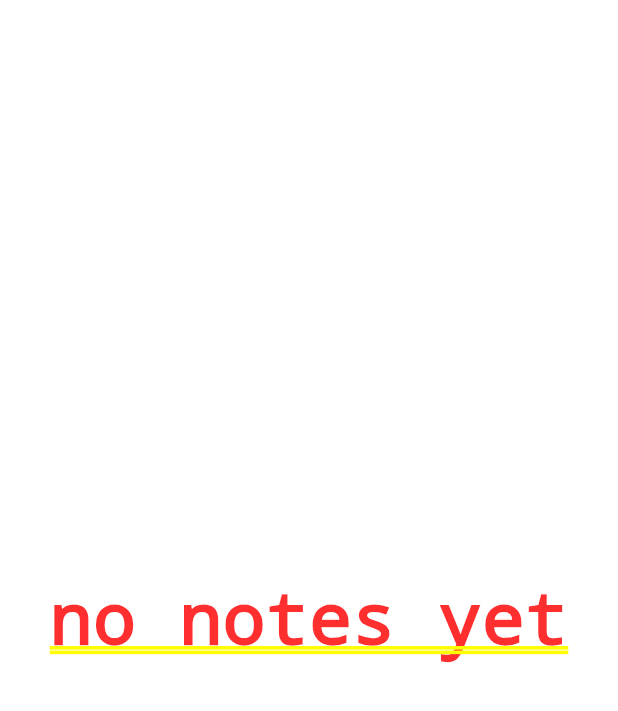
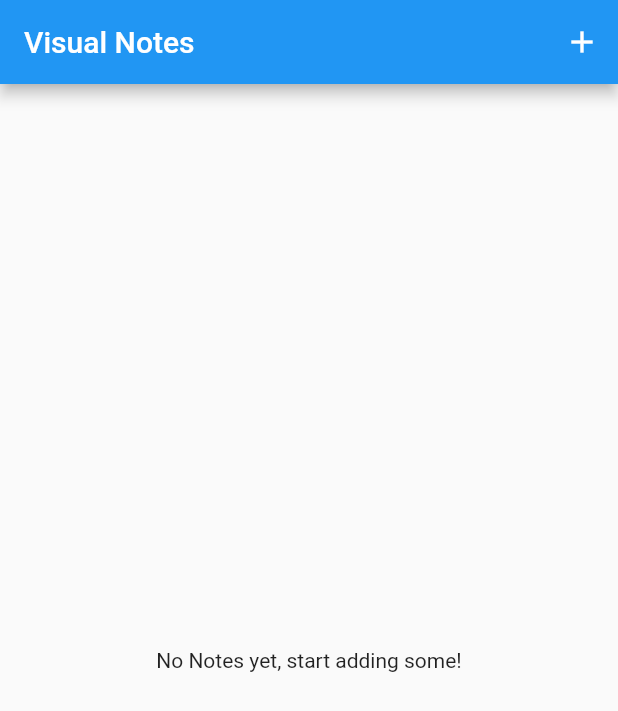
Before and after one commit to a-khaled/visual_notes, a Flutter app: the screen it shows after launch, on a phone screen of 412 x 824 dp. Shown: the top 711 px of the screen. Run offline on Flutter 3.47's test engine with Material 2 defaults, Android fonts, the phone set to English and light mode, and no system bars.

Commit message:
added add notes screen and note model

```diff
--- a/lib/main.dart
+++ b/lib/main.dart
@@ -1,4 +1,7 @@
 import 'package:flutter/material.dart';
+import 'package:visual_notes/screens/add_notes_screen.dart';
+
+import './screens/notes_list_screen.dart';
 
 void main() {
   runApp(MyApp());
@@ -13,8 +16,11 @@ class MyApp extends StatelessWidget {
       theme: ThemeData(
         primarySwatch: Colors.blue,
       ),
-      home: Center(child:Text('no notes yet')),
+      home: NotesListScreen(),
       debugShowCheckedModeBanner: false,
+      routes: {
+        AddNotesScreen.routeName: (ctx) => AddNotesScreen(),
+      },
     );
   }
 }
--- /dev/null
+++ b/lib/screens/notes_list_screen.dart
@@ -0,0 +1,19 @@
+import 'package:flutter/material.dart';
+
+import './add_notes_screen.dart';
+
+class NotesListScreen extends StatelessWidget {
+  @override
+  Widget build(BuildContext context) {
+    return Scaffold(
+      appBar: AppBar(
+        title: Text('Visual Notes'),
+        actions: [
+          IconButton(icon: Icon(Icons.add), onPressed: () {
+            Navigator.of(context ).pushNamed(AddNotesScreen.routeName);
+          }),
+        ],
+      ),
+        body: Center(child: Text('No Notes yet, start adding some!')));
+  }
+}
```
Also changed, not shown: lib/models/note.dart (added, +12 -0 lines), lib/screens/add_notes_screen.dart (added, +16 -0 lines).
